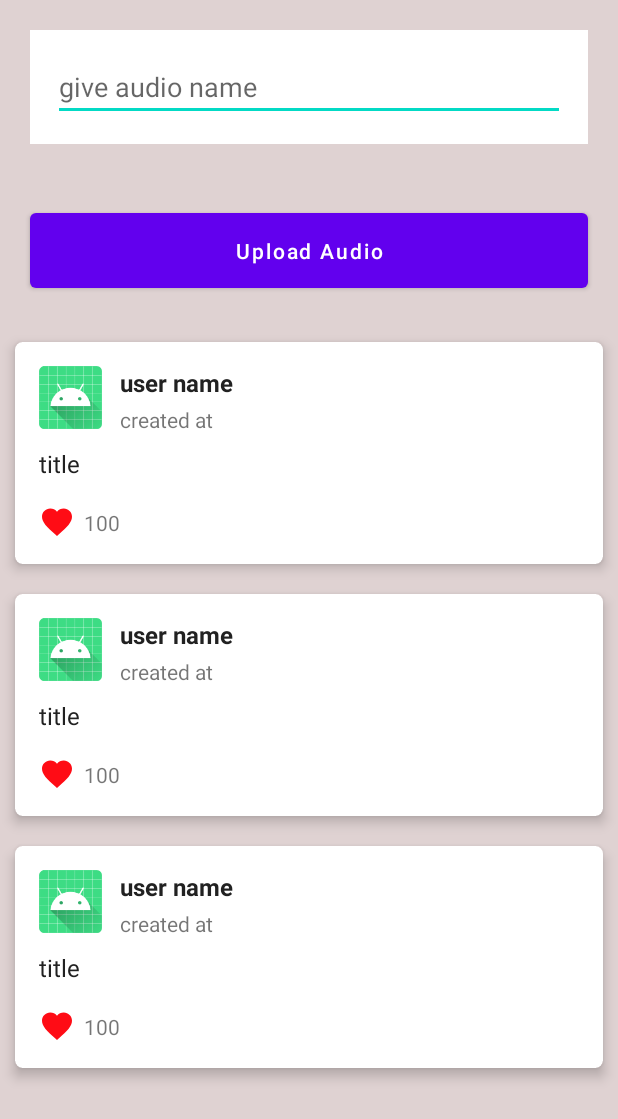
After one commit to shubham-sonthalia/BeatWorld, an Android app: the layout activity_storage.xml on its own in the app's theme, with its tools: preview values and no code run, on a phone screen of 412 x 824 dp. The commit adds this screen. Shown: the top 1119 px of the screen. Run offline under Robolectric (Android 15) with nearby library versions, the phone set to English and light mode, and no system bars.

Commit message:
first commit

```diff
--- a/app/src/main/AndroidManifest.xml
+++ b/app/src/main/AndroidManifest.xml
@@ -11,6 +11,9 @@
         android:roundIcon="@mipmap/ic_launcher_round"
         android:supportsRtl="true"
         android:theme="@style/Theme.FireBase_Google_Login">
+        <activity
+            android:name=".storage"
+            android:exported="false" />
         <activity
             android:name=".ProfileActivity"
             android:exported="false" />
--- a/app/src/main/java/com/example/firebase_google_login/MainActivity.java
+++ b/app/src/main/java/com/example/firebase_google_login/MainActivity.java
@@ -55,7 +55,6 @@ public class MainActivity extends AppCompatActivity {
                 startActivityForResult(intent,rc_sign_in);
             }
         });
-
     }
 
     private void checkUser() {
--- /dev/null
+++ b/app/src/main/res/drawable/ic_liked.xml
@@ -0,0 +1,6 @@
+<?xml version="1.0" encoding="utf-8"?>
+<vector android:height="24dp" android:tint="#FF0C15"
+    android:viewportHeight="24" android:viewportWidth="24"
+    android:width="24dp" xmlns:android="http://schemas.android.com/apk/res/android">
+    <path android:fillColor="@android:color/white" android:pathData="M12,21.35l-1.45,-1.32C5.4,15.36 2,12.28 2,8.5 2,5.42 4.42,3 7.5,3c1.74,0 3.41,0.81 4.5,2.09C13.09,3.81 14.76,3 16.5,3 19.58,3 22,5.42 22,8.5c0,3.78 -3.4,6.86 -8.55,11.54L12,21.35z"/>
+</vector>
--- /dev/null
+++ b/app/src/main/res/drawable/ic_unliked.xml
@@ -0,0 +1,6 @@
+<?xml version="1.0" encoding="utf-8"?>
+<vector android:height="24dp" android:tint="#868686"
+    android:viewportHeight="24" android:viewportWidth="24"
+    android:width="24dp" xmlns:android="http://schemas.android.com/apk/res/android">
+    <path android:fillColor="@android:color/white" android:pathData="M16.5,3c-1.74,0 -3.41,0.81 -4.5,2.09C10.91,3.81 9.24,3 7.5,3 4.42,3 2,5.42 2,8.5c0,3.78 3.4,6.86 8.55,11.54L12,21.35l1.45,-1.32C18.6,15.36 22,12.28 22,8.5 22,5.42 19.58,3 16.5,3zM12.1,18.55l-0.1,0.1 -0.1,-0.1C7.14,14.24 4,11.39 4,8.5 4,6.5 5.5,5 7.5,5c1.54,0 3.04,0.99 3.57,2.36h1.87C13.46,5.99 14.96,5 16.5,5c2,0 3.5,1.5 3.5,3.5 0,2.89 -3.14,5.74 -7.9,10.05z"/>
+</vector>
--- a/app/src/main/res/layout/activity_profile.xml
+++ b/app/src/main/res/layout/activity_profile.xml
@@ -28,5 +28,11 @@
         android:layout_width="wrap_content"
         android:layout_height="wrap_content"
         android:text="Logout"/>
+    <Button
+        android:id="@+id/upload_btn"
+        android:layout_marginTop="20dp"
+        android:layout_width="wrap_content"
+        android:layout_height="wrap_content"
+        android:text="Upload"/>
 
 </LinearLayout>
--- /dev/null
+++ b/app/src/main/res/layout/activity_storage.xml
@@ -0,0 +1,44 @@
+<?xml version="1.0" encoding="utf-8"?>
+<LinearLayout xmlns:android="http://schemas.android.com/apk/res/android"
+    xmlns:app="http://schemas.android.com/apk/res-auto"
+    xmlns:tools="http://schemas.android.com/tools"
+    android:layout_width="match_parent"
+    android:layout_height="match_parent"
+    android:orientation="vertical"
+    android:gravity="center"
+    android:background="#DFD2D2"
+    tools:context=".storage">
+
+    <LinearLayout
+        android:layout_width="match_parent"
+        android:layout_height="wrap_content"
+        android:background="@color/white"
+        android:orientation="vertical"
+        android:layout_margin="20dp"
+        android:padding="15dp">
+        <EditText
+            android:layout_width="match_parent"
+            android:layout_height="wrap_content"
+            android:id="@+id/audioName"
+            android:hint="give audio name"
+            android:textColor="@color/black"></EditText>
+    </LinearLayout>
+
+    <Button
+        android:layout_width="match_parent"
+        android:layout_height="wrap_content"
+        android:textAllCaps="false"
+        android:layout_margin="20dp"
+        android:padding="15dp"
+        android:id="@+id/uploadAudioButton"
+        android:onClick="uploadAudioFile"
+        android:text="Upload Audio"></Button>
+
+    <androidx.recyclerview.widget.RecyclerView
+        android:layout_width="match_parent"
+        android:layout_height="match_parent"
+        android:id="@+id/recyclerView"
+
+        tools:listitem="@layout/item_post"/>
+
+</LinearLayout>
--- /dev/null
+++ b/app/src/main/res/layout/item_post.xml
@@ -0,0 +1,81 @@
+<?xml version="1.0" encoding="utf-8"?>
+<androidx.cardview.widget.CardView xmlns:android="http://schemas.android.com/apk/res/android"
+    xmlns:app="http://schemas.android.com/apk/res-auto"
+    android:layout_width="match_parent"
+    android:layout_height="wrap_content"
+    app:cardElevation="5dp"
+    app:cardCornerRadius="5dp"
+    android:layout_margin="10dp"
+    android:layout_marginTop="16dp">
+
+    <androidx.constraintlayout.widget.ConstraintLayout
+        android:layout_width="match_parent"
+        android:layout_height="wrap_content"
+        android:padding="16dp">
+
+        <ImageView
+            android:id="@+id/userImage"
+            android:layout_width="42dp"
+            android:layout_height="42dp"
+            android:src="@mipmap/ic_launcher"
+            app:layout_constraintLeft_toLeftOf="parent"
+            app:layout_constraintTop_toTopOf="parent" />
+
+        <TextView
+            android:id="@+id/userName"
+            android:text="user name"
+            android:layout_width="0dp"
+            android:layout_height="wrap_content"
+            android:layout_marginLeft="12dp"
+            android:textColor="#212121"
+            android:textSize="16sp"
+            android:textStyle="bold"
+            app:layout_constraintLeft_toRightOf="@id/userImage"
+            app:layout_constraintRight_toRightOf="parent"
+            app:layout_constraintTop_toTopOf="@id/userImage" />
+
+        <TextView
+            android:id="@+id/createdAt"
+            android:text="created at"
+            android:layout_width="0dp"
+            android:layout_height="wrap_content"
+            android:layout_marginLeft="12dp"
+            android:layout_marginTop="4dp"
+            app:layout_constraintLeft_toRightOf="@id/userImage"
+            app:layout_constraintRight_toRightOf="parent"
+            app:layout_constraintTop_toBottomOf="@id/userName" />
+
+        <TextView
+            android:id="@+id/postTitle"
+            android:text="title"
+            android:layout_width="0dp"
+            android:layout_height="wrap_content"
+            android:layout_marginTop="12dp"
+            android:textColor="#212121"
+            android:textSize="16sp"
+            app:layout_constraintLeft_toLeftOf="parent"
+            app:layout_constraintRight_toRightOf="parent"
+            app:layout_constraintTop_toBottomOf="@id/userImage" />
+
+        <ImageView
+            android:id="@+id/likeButton"
+            android:src="@drawable/ic_liked"
+            android:layout_width="24dp"
+            android:layout_height="24dp"
+            android:layout_marginTop="16dp"
+            app:layout_constraintLeft_toLeftOf="@id/postTitle"
+            app:layout_constraintTop_toBottomOf="@id/postTitle" />
+
+        <TextView
+            android:id="@+id/likeCount"
+            android:text="100"
+            android:layout_width="wrap_content"
+            android:layout_height="wrap_content"
+            android:layout_marginLeft="6dp"
+            app:layout_constraintBottom_toBottomOf="@id/likeButton"
+            app:layout_constraintLeft_toRightOf="@id/likeButton"
+            app:layout_constraintTop_toTopOf="@id/likeButton" />
+
+    </androidx.constraintlayout.widget.ConstraintLayout>
+
+</androidx.cardview.widget.CardView>
```
Also changed, not shown: app/build.gradle (+8 -0 lines), app/src/main/java/com/example/firebase_google_login/AudioFile.java (added, +48 -0 lines), app/src/main/java/com/example/firebase_google_login/ProfileActivity.java (+6 -1 lines), app/src/main/java/com/example/firebase_google_login/firestoreRecyclerVewAdapter.java (added, +88 -0 lines), app/src/main/java/com/example/firebase_google_login/storage.java (added, +155 -0 lines).
